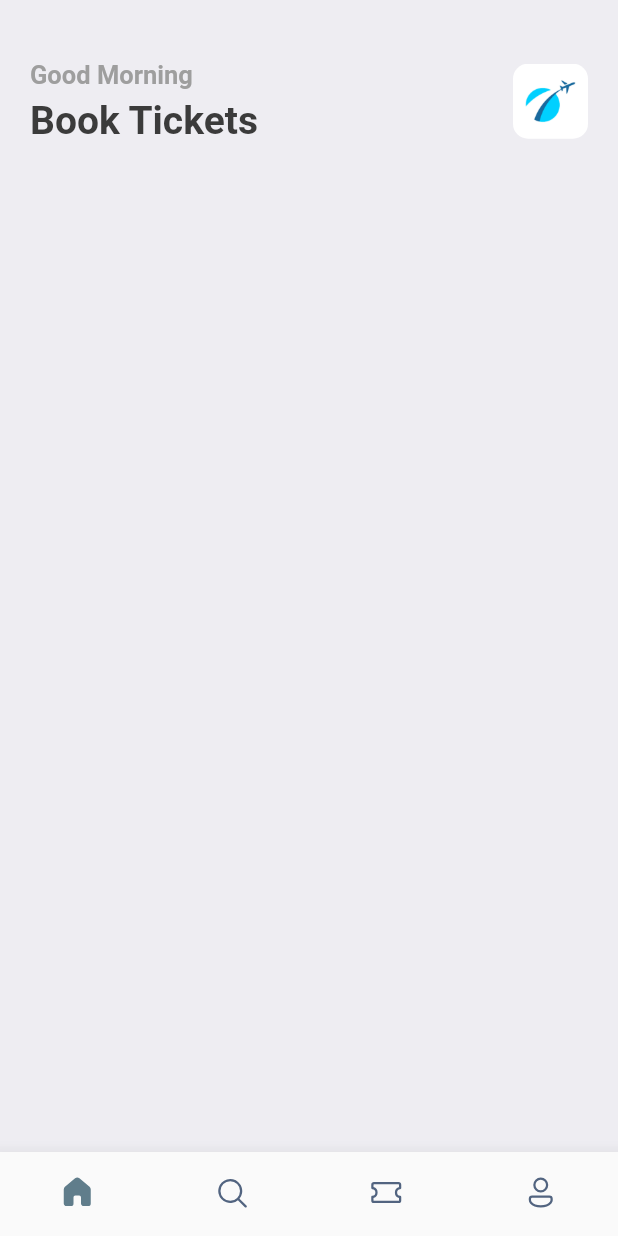
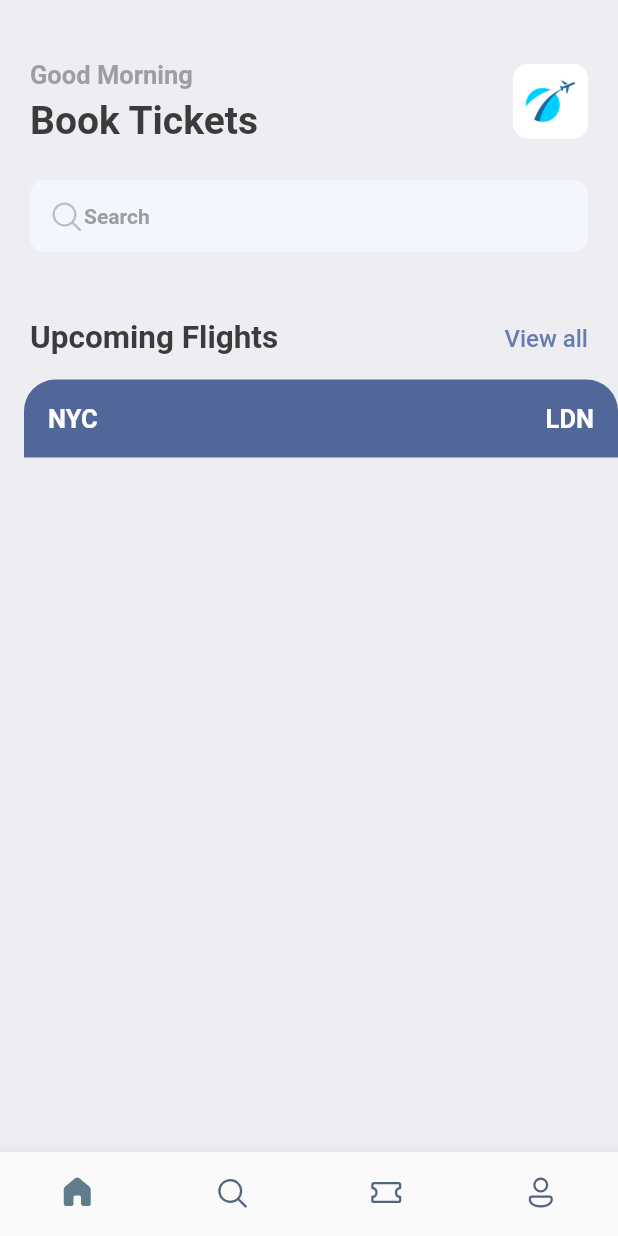
Before and after one commit to gnulitskaya/tickets-booking--app, a Flutter app: the screen it shows after launch, on a phone screen of 412 x 824 dp. Run offline on Flutter 3.47's test engine with Material 2 defaults, Android fonts, the phone set to English and light mode, and no system bars; our stand-ins replace fluentui_icons, gap.

Commit message:
add layout

```diff
--- a/lib/screens/home_screen.dart
+++ b/lib/screens/home_screen.dart
@@ -1,3 +1,5 @@
+import 'package:booktickets/screens/ticket_view.dart';
+import 'package:fluentui_icons/fluentui_icons.dart';
 import 'package:flutter/cupertino.dart';
 import 'package:flutter/material.dart';
 import 'package:flutter/src/widgets/container.dart';
@@ -44,10 +46,51 @@ class HomeScreen extends StatelessWidget {
                               image: AssetImage('assets/images/img_1.png'))),
                     )
                   ],
+                ),
+                const Gap(25),
+                Container(
+                  decoration: BoxDecoration(
+                      borderRadius: BorderRadius.circular(10),
+                      color: const Color(0xFFF4F6Fd)),
+                  padding: EdgeInsets.symmetric(horizontal: 12, vertical: 12),
+                  child: Row(
+                    children: [
+                      const Icon(
+                        FluentSystemIcons.ic_fluent_search_regular,
+                        color: Color.fromARGB(255, 189, 188, 194),
+                      ),
+                      Text(
+                        "Search",
+                        style: Styles.headLineStyle4,
+                      )
+                    ],
+                  ),
+                ),
+                const Gap(45),
+                Row(
+                  mainAxisAlignment: MainAxisAlignment.spaceBetween,
+                  children: [
+                    Text(
+                      'Upcoming Flights',
+                      style: Styles.headLineStyle2,
+                    ),
+                    InkWell(
+                      onTap: () {
+                        print('dscc');
+                      },
+                      child: Text(
+                        'View all',
+                        style: Styles.textStyle
+                            .copyWith(color: Styles.primaryColor),
+                      ),
+                    ),
+                  ],
                 )
               ],
             ),
-          )
+          ),
+          const Gap(15),
+          TicketView(),
         ],
       ),
     );
--- /dev/null
+++ b/lib/screens/ticket_view.dart
@@ -0,0 +1,52 @@
+import 'package:booktickets/utils/app_styles.dart';
+import 'package:flutter/cupertino.dart';
+import 'package:flutter/material.dart';
+import 'package:flutter/src/widgets/container.dart';
+import 'package:flutter/src/widgets/framework.dart';
+
+import '../utils/app_layout.dart';
+
+class TicketView extends StatelessWidget {
+  const TicketView({super.key});
+
+  @override
+  Widget build(BuildContext context) {
+    final size = AppLayout.getSize(context);
+    return SizedBox(
+      width: size.width,
+      height: 200,
+      child: Container(
+        margin: const EdgeInsets.only(left: 16),
+        child: Column(children: [
+          Container(
+            decoration: BoxDecoration(
+              color: const Color(0xFF526799),
+              borderRadius: const BorderRadius.only(
+                  topLeft: Radius.circular(21), topRight: Radius.circular(21)),
+            ),
+            padding: const EdgeInsets.all(16),
+            child: Column(
+              children: [
+                Row(
+                  children: [
+                    Text(
+                      'NYC',
+                      style:
+                          Styles.headLineStyle3.copyWith(color: Colors.white),
+                    ),
+                    const Spacer(),
+                    Text(
+                      'LDN',
+                      style:
+                          Styles.headLineStyle3.copyWith(color: Colors.white),
+                    ),
+                  ],
+                )
+              ],
+            ),
+          )
+        ]),
+      ),
+    );
+  }
+}
--- /dev/null
+++ b/lib/utils/app_layout.dart
@@ -0,0 +1,7 @@
+import 'package:flutter/cupertino.dart';
+
+class AppLayout {
+  static getSize(BuildContext context) {
+    return MediaQuery.of(context).size;
+  }
+}
```
Also changed, not shown: package-lock.json (added).
